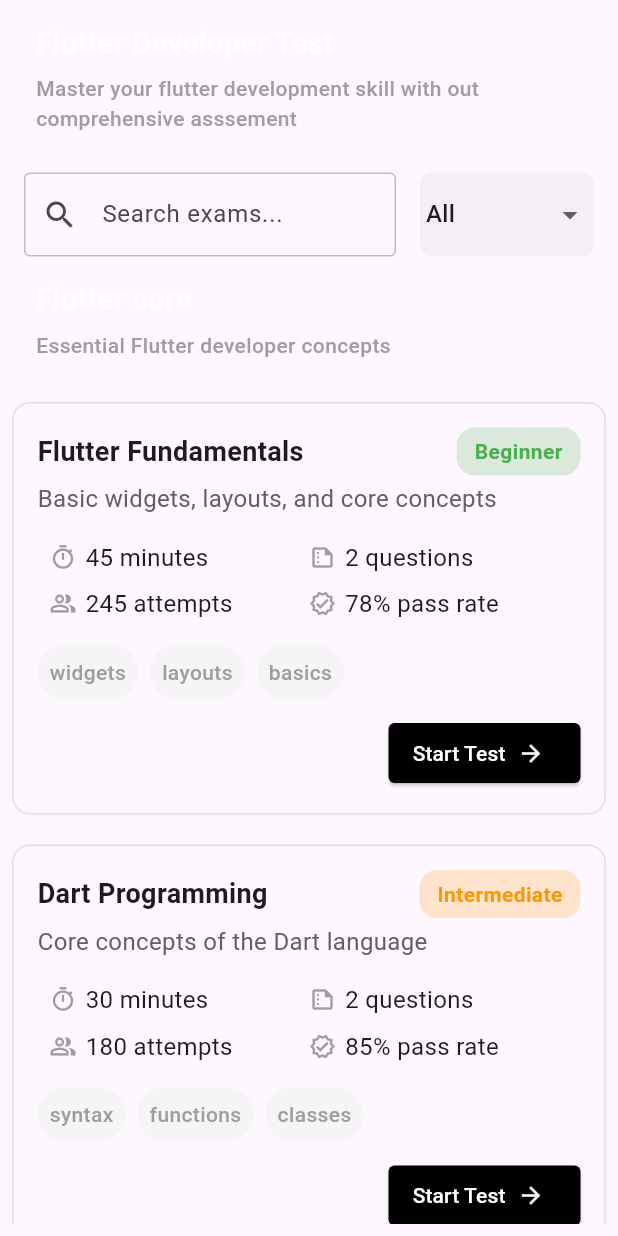
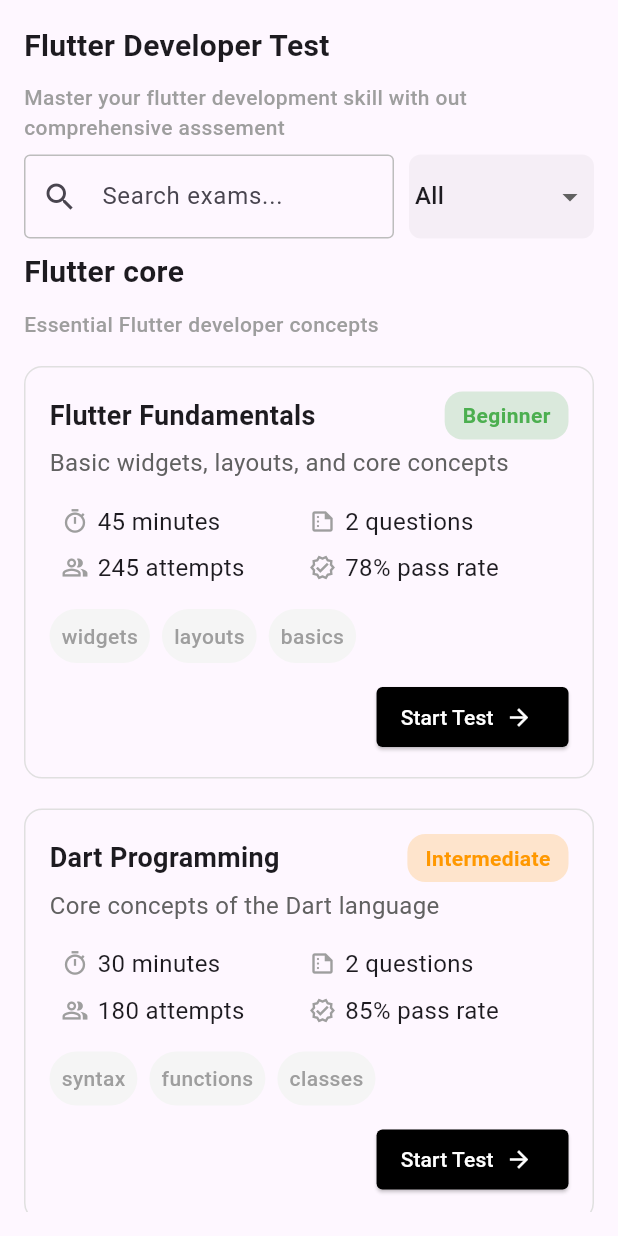
Before and after one commit to JAFISM/exam_app, a Flutter app: the screen it shows after launch, on a phone screen of 412 x 824 dp. Run offline on Flutter 3.47's test engine with Material 3 defaults, Android fonts, the phone set to English and light mode, and no system bars; our stand-ins replace get.

Commit message:
bug fix and ui refactor

```diff
--- a/lib/app/modules/home/controllers/exam_controller.dart
+++ b/lib/app/modules/home/controllers/exam_controller.dart
@@ -1,5 +1,4 @@
 import 'dart:async';
-
 import 'package:exam_app/app/data/exam_question_data.dart';
 import 'package:exam_app/app/utils/app_text_style.dart';
 import 'package:flutter/material.dart';
@@ -27,7 +26,10 @@ class ExamscreenController extends GetxController {
 
   @override
   void onInit() {
+    selectedAnswers.clear();
     selectedAnswers.assignAll(List<int?>.filled(exam!.questions.length, null));
+    currentQuestionIndex.value = 0;
+    remainingTime.value = 45; // Reset timer
     startTimer();
     super.onInit();
   }
@@ -69,77 +71,6 @@ class ExamscreenController extends GetxController {
     }
 
     double score = (correctCount / exam!.questions.length) * 100;
-    // Get.dialog(
-    //   SizedBox(
-    //     width: Get.context!.width / 1.2,
-    //     child: AlertDialog(
-    //       shape: RoundedRectangleBorder(
-    //         borderRadius: BorderRadius.circular(12),
-    //       ),
-    //       contentPadding: const EdgeInsets.all(16),
-    //       content: Column(
-    //         mainAxisSize: MainAxisSize.min,
-    //         children: [
-    //           Align(
-    //             alignment: Alignment.topLeft,
-    //             child: const Text(
-    //               "Test Complete!",
-    //               style: TextStyle(fontWeight: FontWeight.bold, fontSize: 16),
-    //             ),
-    //           ),
-    //           const SizedBox(height: 12),
-    //           Text(
-    //             "Your Score: ${score.toStringAsFixed(0)}%",
-    //             style: const TextStyle(
-    //               fontWeight: FontWeight.bold,
-    //               fontSize: 24,
-    //             ),
-    //           ),
-    //           const SizedBox(height: 8),
-    //           Text(
-    //             "Correct Answers: $correctCount / ${exam!.questions.length}",
-    //             style: const TextStyle(fontSize: 16),
-    //           ),
-    //           const SizedBox(height: 12),
-    //           if (score < 50)
-    //             const Row(
-    //               mainAxisAlignment: MainAxisAlignment.center,
-    //               children: [
-    //                 Icon(Icons.error_outline, color: Colors.red),
-    //                 SizedBox(width: 4),
-    //                 Text(
-    //                   "Need improvement. Keep practicing!",
-    //                   style: TextStyle(color: Colors.red),
-    //                 ),
-    //               ],
-    //             ),
-    //           const SizedBox(height: 16),
-    //           SizedBox(
-    //             width: double.infinity,
-    //             child: ElevatedButton(
-    //               style: ElevatedButton.styleFrom(
-    //                 backgroundColor: Colors.black,
-    //                 foregroundColor: Colors.white,
-    //                 padding: const EdgeInsets.symmetric(vertical: 12),
-    //                 shape: RoundedRectangleBorder(
-    //                   borderRadius: BorderRadius.circular(8),
-    //                 ),
-    //               ),
-    //               onPressed: () {
-    //                 Get.back();
-    //                 Get.back(); // Go back to exam list
-    //               },
-    //               child: const Text(
-    //                 "Back to Exam List",
-    //                 style: TextStyle(fontSize: 16),
-    //               ),
-    //             ),
-    //           ),
-    //         ],
-    //       ),
-    //     ),
-    //   ),
-    // );
 
     Get.dialog(
       Dialog(
@@ -188,6 +119,7 @@ class ExamscreenController extends GetxController {
                     ),
                   ),
                   onPressed: () {
+                    //Get.toNamed(Routes.HOME);
                     Get.back();
                     Get.back(); // Go back to exam list
                   },
--- a/lib/app/modules/home/views/home_view.dart
+++ b/lib/app/modules/home/views/home_view.dart
@@ -1,3 +1,5 @@
+import 'dart:developer';
+
 import 'package:exam_app/app/modules/home/controllers/exam_controller.dart';
 import 'package:exam_app/app/modules/home/views/exam_screen_view.dart';
 import 'package:exam_app/app/utils/app_text_style.dart';
@@ -11,29 +13,22 @@ class HomeView extends GetView<HomeController> {
 
   @override
   Widget build(BuildContext context) {
-    return Scaffold(
+    return SafeArea(
+      child: Scaffold(
         body: Padding(
-        padding: const EdgeInsets.all(8.0),
+          padding: const EdgeInsets.all(16.0),
           child: Column(
+            spacing: 8,
             children: [
-            ListTile(
-              isThreeLine: true,
-              title: Text("Flutter Developer Test"),
-              titleTextStyle: boldStyle.copyWith(fontSize: 20),
-              subtitle: Padding(
-                padding: const EdgeInsets.symmetric(vertical: 10),
-                child: Text(
+              titleSubtitleText(
+                title: "Flutter Developer Test",
+                subtitle:
                     "Master your flutter development skill with out comprehensive asssement",
-                  style: subtitleStyle,
-                ),
-              ),
               ),
               Row(
                 children: [
                   Expanded(
                     flex: 8,
-                  child: Padding(
-                    padding: const EdgeInsets.all(8.0),
                     child: TextField(
                       onChanged: (value) {
                         controller.searchText.value = value;
@@ -63,12 +58,9 @@ class HomeView extends GetView<HomeController> {
                       ),
                     ),
                   ),
-                ),
-                SizedBox(height: 10),
+                  SizedBox(width: 10),
                   Expanded(
                     flex: 4,
-                  child: Padding(
-                    padding: const EdgeInsets.all(8.0),
                     child: Obx(
                       () => DecoratedBox(
                         decoration: BoxDecoration(
@@ -98,20 +90,11 @@ class HomeView extends GetView<HomeController> {
                       ),
                     ),
                   ),
-                ),
                 ],
               ),
-            ListTile(
-              isThreeLine: true,
-              title: Text("Flutter core"),
-              titleTextStyle: boldStyle.copyWith(fontSize: 20),
-              subtitle: Padding(
-                padding: const EdgeInsets.symmetric(vertical: 10),
-                child: Text(
-                  "Essential Flutter developer concepts",
-                  style: subtitleStyle,
-                ),
-              ),
+              titleSubtitleText(
+                title: "Flutter core",
+                subtitle: "Essential Flutter developer concepts",
               ),
               Expanded(
                 child: Obx(
@@ -122,8 +105,14 @@ class HomeView extends GetView<HomeController> {
                       return ExamCard(
                         exam: examModel,
                         onStartTest: () {
+                          if (Get.isRegistered<ExamscreenController>()) {
+                            Get.delete<
+                              ExamscreenController
+                            >(); // Delete previous instance
+                          }
                           Get.put(ExamscreenController(examModel));
-                        Get.to(ExamscreenView());
+                          log("exam model ::: ${examModel.title}");
+                          Get.to(() => ExamscreenView());
                         },
                       );
                     },
@@ -133,6 +122,21 @@ class HomeView extends GetView<HomeController> {
             ],
           ),
         ),
+      ),
+    );
+  }
+
+  titleSubtitleText({String? title, String? subtitle}) {
+    return Align(
+      alignment: Alignment.topLeft,
+      child: Column(
+        spacing: 10,
+        crossAxisAlignment: CrossAxisAlignment.start,
+        children: [
+          Text(title ?? "", style: boldStyle.copyWith(fontSize: 20)),
+          Text(subtitle ?? "", style: subtitleStyle),
+        ],
+      ),
     );
   }
 }
--- a/pubspec.yaml
+++ b/pubspec.yaml
@@ -35,7 +35,6 @@ dependencies:
   # Use with the CupertinoIcons class for iOS style icons.
   cupertino_icons: ^1.0.8
   get: ^4.7.2
-  shared_preferences: ^2.5.2
 
 dev_dependencies:
   flutter_test:
```
Also changed, not shown: pubspec.lock, 1 other file. Lines whose indentation alone changed are shown as unchanged.
